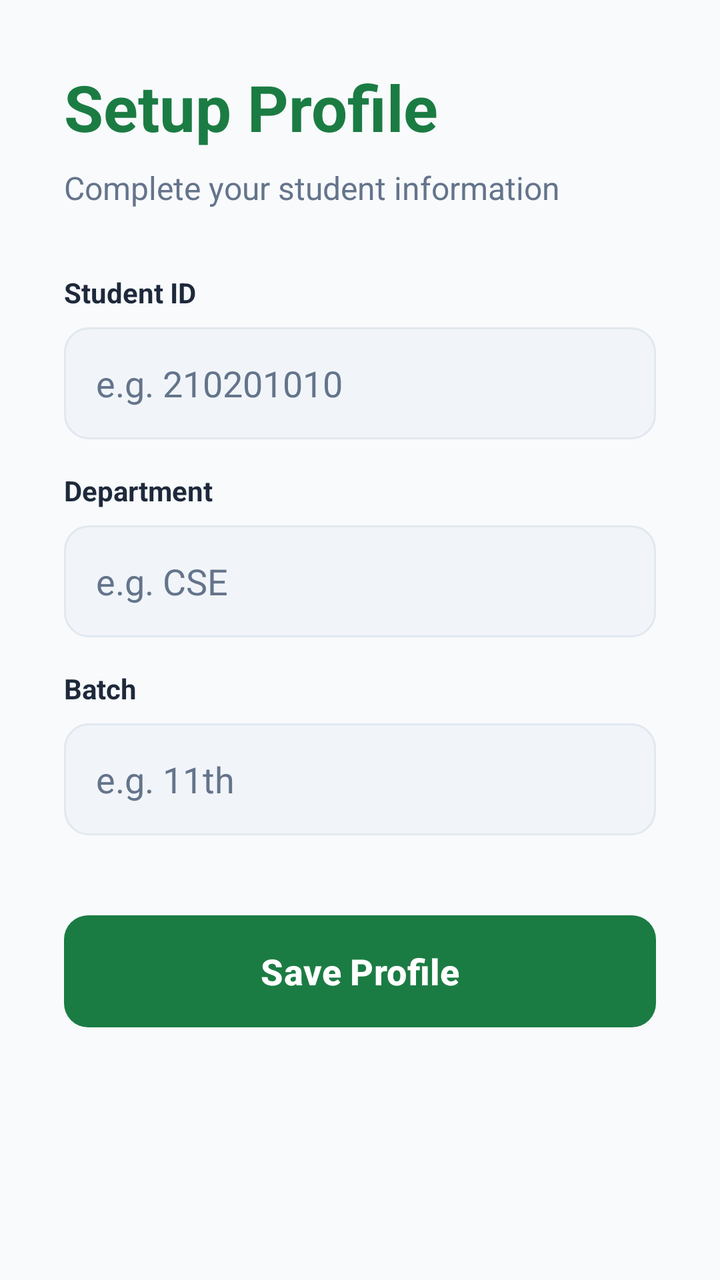
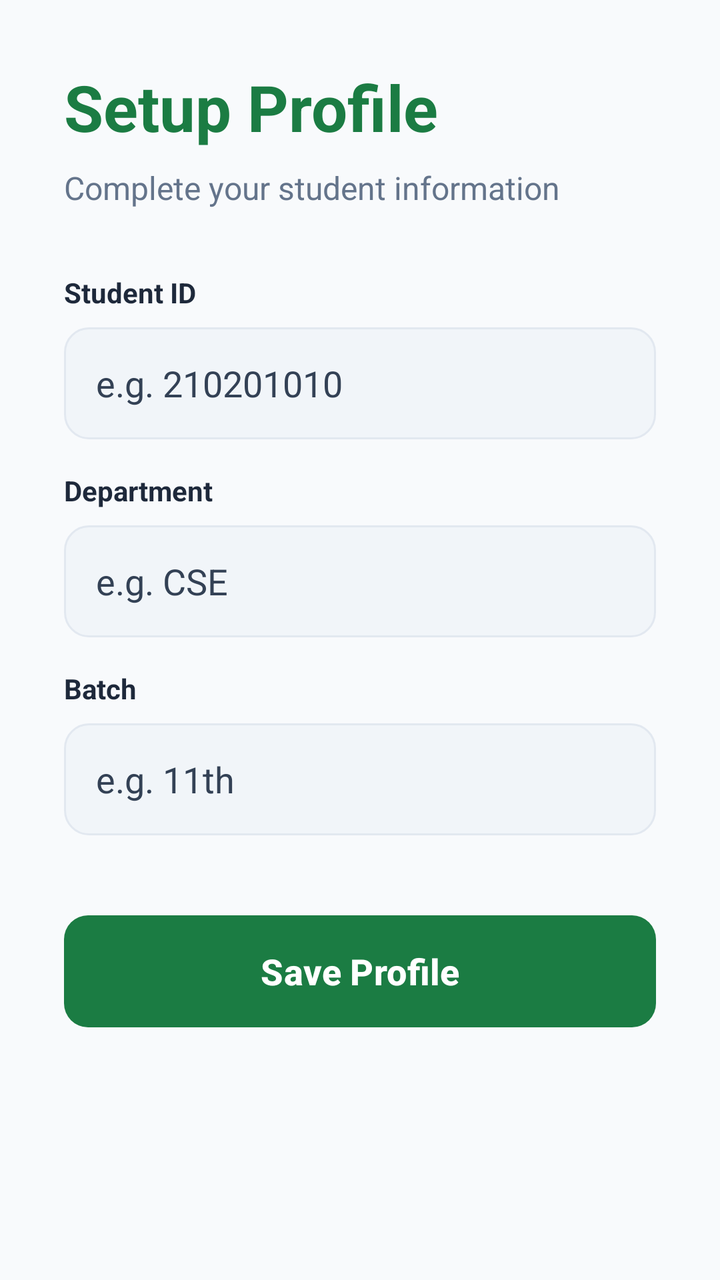

Before-and-after screenshots of an Android layout around one commit, followed by the original layout XML and the change that was made.
<!-- AndroidManifest.xml: application theme Theme.BAUSThub -->
<!-- res/layout/activity_profile_setup.xml -->
<?xml version="1.0" encoding="utf-8"?>
<ScrollView xmlns:android="http://schemas.android.com/apk/res/android"
    xmlns:app="http://schemas.android.com/apk/res-auto"
    android:layout_width="match_parent"
    android:layout_height="match_parent"
    android:background="@color/bg_light"
    android:fillViewport="true">

    <LinearLayout
        android:layout_width="match_parent"
        android:layout_height="wrap_content"
        android:orientation="vertical"
        android:padding="32dp">

        <TextView
            android:layout_width="wrap_content"
            android:layout_height="wrap_content"
            android:text="@string/setup_profile"
            android:textColor="@color/baust_green"
            android:textSize="32sp"
            android:textStyle="bold" />

        <TextView
            android:layout_width="wrap_content"
            android:layout_height="wrap_content"
            android:layout_marginTop="8dp"
            android:text="Complete your student information"
            android:textColor="@color/text_grey"
            android:textSize="16sp" />

        <LinearLayout
            android:layout_width="match_parent"
            android:layout_height="wrap_content"
            android:layout_marginTop="32dp"
            android:orientation="vertical">

            <TextView
                android:layout_width="wrap_content"
                android:layout_height="wrap_content"
                android:text="@string/student_id"
                android:textColor="@color/text_dark"
                android:textStyle="bold" />

            <EditText
                android:id="@+id/etStudentId"
                android:layout_width="match_parent"
                android:layout_height="56dp"
                android:layout_marginTop="8dp"
                android:autofillHints="none"
                android:background="@drawable/edit_text_bg"
                android:hint="e.g. 210201010"
                android:inputType="text"
                android:paddingHorizontal="16dp"
                android:textColor="@color/text_dark"
                android:textColorHint="@color/text_grey" />

            <TextView
                android:layout_width="wrap_content"
                android:layout_height="wrap_content"
                android:layout_marginTop="16dp"
                android:text="@string/department"
                android:textColor="@color/text_dark"
                android:textStyle="bold" />

            <EditText
                android:id="@+id/etDepartment"
                android:layout_width="match_parent"
                android:layout_height="56dp"
                android:layout_marginTop="8dp"
                android:autofillHints="none"
                android:background="@drawable/edit_text_bg"
                android:hint="e.g. CSE"
                android:inputType="text"
                android:paddingHorizontal="16dp"
                android:textColor="@color/text_dark"
                android:textColorHint="@color/text_grey" />

            <TextView
                android:layout_width="wrap_content"
                android:layout_height="wrap_content"
                android:layout_marginTop="16dp"
                android:text="@string/batch"
                android:textColor="@color/text_dark"
                android:textStyle="bold" />

            <EditText
                android:id="@+id/etBatch"
                android:layout_width="match_parent"
                android:layout_height="56dp"
                android:layout_marginTop="8dp"
                android:autofillHints="none"
                android:background="@drawable/edit_text_bg"
                android:hint="e.g. 11th"
                android:inputType="text"
                android:paddingHorizontal="16dp"
                android:textColor="@color/text_dark"
                android:textColorHint="@color/text_grey" />

        </LinearLayout>

        <Button
            android:id="@+id/btnSaveProfile"
            android:layout_width="match_parent"
            android:layout_height="56dp"
            android:layout_marginTop="40dp"
            android:background="@drawable/button_bg"
            android:text="@string/save_profile"
            android:textAllCaps="false"
            android:textColor="@color/white"
            android:textSize="18sp"
            android:textStyle="bold"
            app:backgroundTint="@null" />

        <ProgressBar
            android:id="@+id/pbProfileSetup"
            android:layout_width="wrap_content"
            android:layout_height="wrap_content"
            android:layout_gravity="center"
            android:layout_marginTop="16dp"
            android:visibility="gone" />

    </LinearLayout>
</ScrollView>
<!-- resources referenced by this layout -->
<resources>
  <color name="baust_green">#1B7C43</color>
  <color name="bg_light">#F8FAFC</color>
  <color name="text_dark">#1E293B</color>
  <color name="text_grey">#64748B</color>
  <color name="white">#FFFFFFFF</color>
  <!-- drawable button_bg (drawable) -->
  <?xml version="1.0" encoding="utf-8"?>
  <ripple xmlns:android="http://schemas.android.com/apk/res/android"
      android:color="#40FFFFFF">
      <item>
          <shape>
              <solid android:color="@color/baust_green" />
              <corners android:radius="12dp" />
          </shape>
      </item>
  </ripple>
  <!-- drawable edit_text_bg (drawable) -->
  <?xml version="1.0" encoding="utf-8"?>
  <shape xmlns:android="http://schemas.android.com/apk/res/android">
      <solid android:color="@color/input_bg" />
      <corners android:radius="12dp" />
      <stroke android:width="1dp" android:color="@color/border_grey" />
  </shape>
  <string name="batch">Batch</string>
  <string name="department">Department</string>
  <string name="save_profile">Save Profile</string>
  <string name="setup_profile">Setup Profile</string>
  <string name="student_id">Student ID</string>
  <style name="Theme.BAUSThub" parent="Base.Theme.BAUSThub" />
  <color name="input_bg">#F1F5F9</color>
  <color name="border_grey">#E2E8F0</color>
  <style name="Base.Theme.BAUSThub" parent="Theme.Material3.DayNight.NoActionBar">
          
          
      </style>
</resources>

<!-- the commit's change to res/layout/activity_profile_setup.xml (unified diff, before → after) -->
@@ -52,7 +52,7 @@
                 android:inputType="text"
                 android:paddingHorizontal="16dp"
                 android:textColor="@color/text_dark"
-                android:textColorHint="@color/text_grey" />
+                android:textColorHint="@color/hint_dark" />
 
             <TextView
                 android:layout_width="wrap_content"
@@ -73,7 +73,7 @@
                 android:inputType="text"
                 android:paddingHorizontal="16dp"
                 android:textColor="@color/text_dark"
-                android:textColorHint="@color/text_grey" />
+                android:textColorHint="@color/hint_dark" />
 
             <TextView
                 android:layout_width="wrap_content"
@@ -94,7 +94,7 @@
                 android:inputType="text"
                 android:paddingHorizontal="16dp"
                 android:textColor="@color/text_dark"
-                android:textColorHint="@color/text_grey" />
+                android:textColorHint="@color/hint_dark" />
 
         </LinearLayout>
 
<!-- resource entries referenced after the edit -->
@@ -2,6 +2,7 @@
 <resources>
   <color name="baust_green">#1B7C43</color>
   <color name="bg_light">#F8FAFC</color>
+  <color name="hint_dark">#334155</color>
   <color name="text_dark">#1E293B</color>
   <color name="text_grey">#64748B</color>
   <color name="white">#FFFFFFFF</color>
